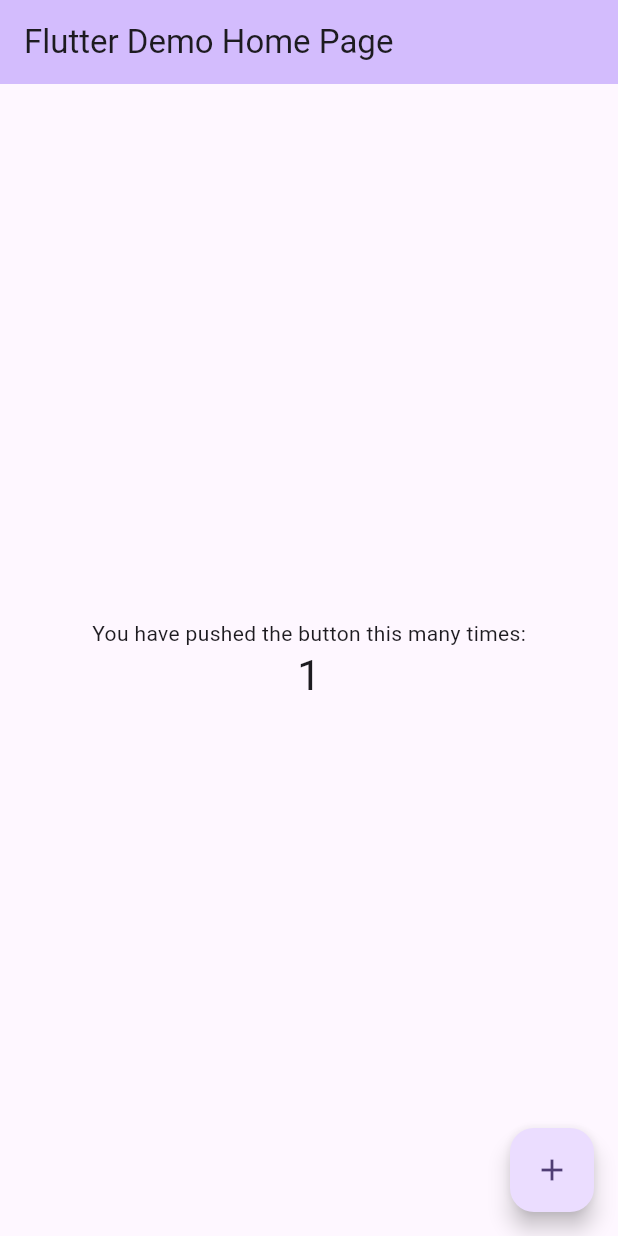
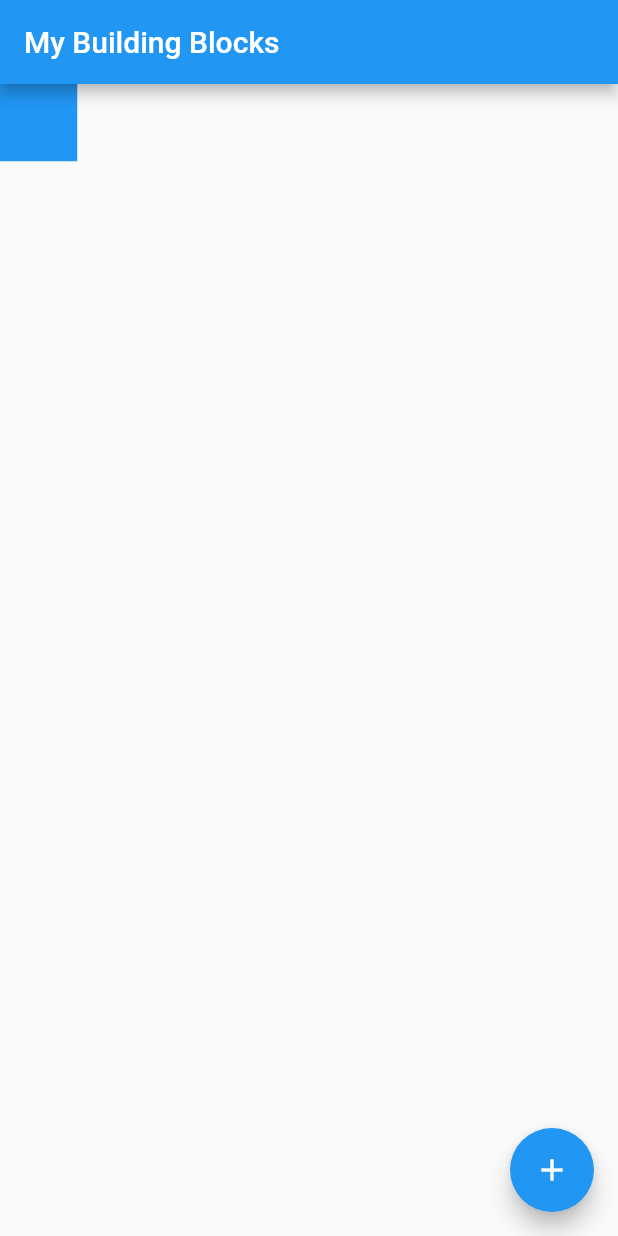
Before and after one commit to OrifhaMatshaya/building_block, a Flutter app: the screen it shows after launch, after a tap on the "add" icon, on a phone screen of 412 x 824 dp. Run offline on Flutter 3.47's test engine with Material 2 defaults, Android fonts, the light colour scheme and no system bars.

Commit message:
new changes

```diff
--- a/buildingblock/lib/main.dart
+++ b/buildingblock/lib/main.dart
@@ -1,125 +1,68 @@
 import 'package:flutter/material.dart';
 
 void main() {
-  runApp(const MyApp());
+  runApp(BuildingBlocksApp());
 }
 
-class MyApp extends StatelessWidget {
-  const MyApp({super.key});
-
-  // This widget is the root of your application.
+class BuildingBlocksApp extends StatelessWidget {
   @override
   Widget build(BuildContext context) {
     return MaterialApp(
-      title: 'Flutter Demo',
-      theme: ThemeData(
-        // This is the theme of your application.
-        //
-        // TRY THIS: Try running your application with "flutter run". You'll see
-        // the application has a blue toolbar. Then, without quitting the app,
-        // try changing the seedColor in the colorScheme below to Colors.green
-        // and then invoke "hot reload" (save your changes or press the "hot
-        // reload" button in a Flutter-supported IDE, or press "r" if you used
-        // the command line to start the app).
-        //
-        // Notice that the counter didn't reset back to zero; the application
-        // state is not lost during the reload. To reset the state, use hot
-        // restart instead.
-        //
-        // This works for code too, not just values: Most code changes can be
-        // tested with just a hot reload.
-        colorScheme: ColorScheme.fromSeed(seedColor: Colors.deepPurple),
-        useMaterial3: true,
-      ),
-      home: const MyHomePage(title: 'Flutter Demo Home Page'),
+      home: BuildingBlocksGame(),
     );
   }
 }
 
-class MyHomePage extends StatefulWidget {
-  const MyHomePage({super.key, required this.title});
-
-  // This widget is the home page of your application. It is stateful, meaning
-  // that it has a State object (defined below) that contains fields that affect
-  // how it looks.
-
-  // This class is the configuration for the state. It holds the values (in this
-  // case the title) provided by the parent (in this case the App widget) and
-  // used by the build method of the State. Fields in a Widget subclass are
-  // always marked "final".
-
-  final String title;
-
+class BuildingBlocksGame extends StatefulWidget {
   @override
-  State<MyHomePage> createState() => _MyHomePageState();
+  _BuildingBlocksGameState createState() => _BuildingBlocksGameState();
 }
 
-class _MyHomePageState extends State<MyHomePage> {
-  int _counter = 0;
-
-  void _incrementCounter() {
-    setState(() {
-      // This call to setState tells the Flutter framework that something has
-      // changed in this State, which causes it to rerun the build method below
-      // so that the display can reflect the updated values. If we changed
-      // _counter without calling setState(), then the build method would not be
-      // called again, and so nothing would appear to happen.
-      _counter++;
-    });
-  }
+class _BuildingBlocksGameState extends State<BuildingBlocksGame> {
+  double rotationAngle = 0;
+  List<Widget> blocks = [];
 
   @override
   Widget build(BuildContext context) {
-    // This method is rerun every time setState is called, for instance as done
-    // by the _incrementCounter method above.
-    //
-    // The Flutter framework has been optimized to make rerunning build methods
-    // fast, so that you can just rebuild anything that needs updating rather
-    // than having to individually change instances of widgets.
     return Scaffold(
       appBar: AppBar(
-        // TRY THIS: Try changing the color here to a specific color (to
-        // Colors.amber, perhaps?) and trigger a hot reload to see the AppBar
-        // change color while the other colors stay the same.
-        backgroundColor: Theme.of(context).colorScheme.inversePrimary,
-        // Here we take the value from the MyHomePage object that was created by
-        // the App.build method, and use it to set our appbar title.
-        title: Text(widget.title),
+        title: Text('My Building Blocks'),
       ),
       body: Center(
-        // Center is a layout widget. It takes a single child and positions it
-        // in the middle of the parent.
-        child: Column(
-          // Column is also a layout widget. It takes a list of children and
-          // arranges them vertically. By default, it sizes itself to fit its
-          // children horizontally, and tries to be as tall as its parent.
-          //
-          // Column has various properties to control how it sizes itself and
-          // how it positions its children. Here we use mainAxisAlignment to
-          // center the children vertically; the main axis here is the vertical
-          // axis because Columns are vertical (the cross axis would be
-          // horizontal).
-          //
-          // TRY THIS: Invoke "debug painting" (choose the "Toggle Debug Paint"
-          // action in the IDE, or press "p" in the console), to see the
-          // wireframe for each widget.
-          mainAxisAlignment: MainAxisAlignment.center,
-          children: <Widget>[
-            const Text(
-              'You have pushed the button this many times:',
+        child: GestureDetector(
+          onTap: () {
+            //Rotate the block when tapped
+            setState(() {
+              rotationAngle += 90;
+            });
+          },
+          child: GridView.builder(
+            gridDelegate: SliverGridDelegateWithFixedCrossAxisCount(
+              crossAxisCount: 8,
             ),
-            Text(
-              '$_counter',
-              style: Theme.of(context).textTheme.headlineMedium,
-            ),
-          ],
+            itemCount: blocks.length,
+            itemBuilder: (BuildContext context, int index) {
+              return Transform.rotate(
+                angle: rotationAngle *
+                    (3.14159265359 / 180), //converted to radians
+                child: blocks[index],
+              );
+            },
+          ),
         ),
       ),
       floatingActionButton: FloatingActionButton(
-        onPressed: _incrementCounter,
-        tooltip: 'Increment',
-        child: const Icon(Icons.add),
-      ), // This trailing comma makes auto-formatting nicer for build methods.
+        onPressed: () {
+          setState(() {
+            blocks.add(Container(
+              width: 50,
+              height: 50,
+              color: Colors.blue,
+            ));
+          });
+        },
+        child: Icon(Icons.add),
+      ),
     );
   }
 }
```
Also changed, not shown: 1 other file.
